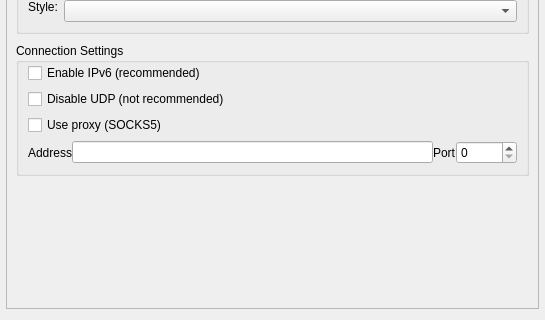
Qt form src/widget/form/settings/generalsettings.ui (Zer0C00I/qTox) before a commit; both pictures show x 0 to 545 and y 324 to 644 of the 545 by 644 pixel window.
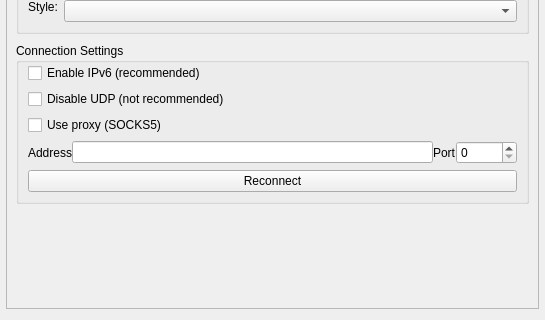
The same form after that commit.

Commit message: add reconnect button for connection settings some ui guru should make it not stretch to width

The edit to the form file:
```diff
--- a/src/widget/form/settings/generalsettings.ui
+++ b/src/widget/form/settings/generalsettings.ui
@@ -341,6 +341,13 @@
             </item>
            </layout>
           </item>
+          <item>
+           <widget class="QPushButton" name="reconnectButton">
+            <property name="text">
+             <string comment="reconnect button">Reconnect</string>
+            </property>
+           </widget>
+          </item>
          </layout>
         </widget>
        </item>
```
The commit also changes 2 other files.
